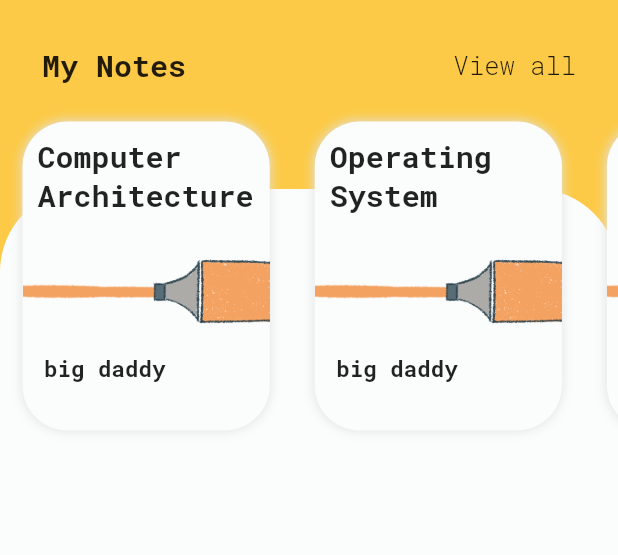
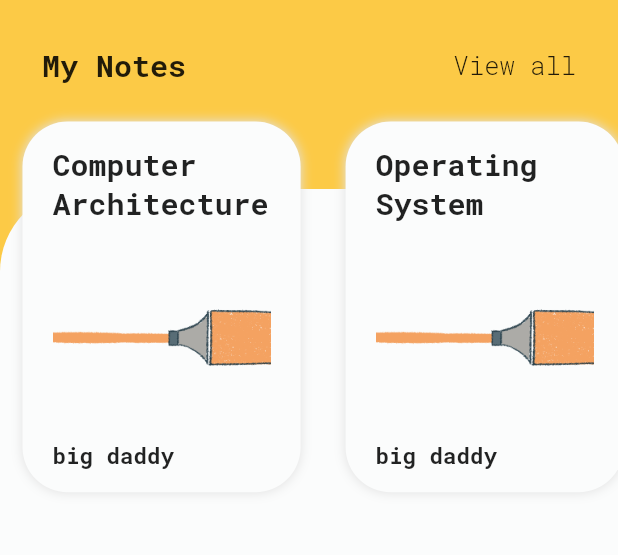
Before and after one commit to dscnsec/noted-App, a Flutter app: the HomePage screen opened directly, on a phone screen of 412 x 824 dp, the part 93-648 px from its top. Run offline on Flutter 3.47's test engine with Material 2 defaults, Android fonts, the phone set to English and light mode, and no system bars; our stand-ins replace slider_button.

Commit message:
UI Fixed

```diff
--- a/lib/home_page.dart
+++ b/lib/home_page.dart
@@ -129,14 +129,17 @@
             ),
           ],
         ),
-        height: MediaQuery.of(context).size.height * 0.25,
-        width: MediaQuery.of(context).size.width * 0.4,
-        child: Center(
+        height: MediaQuery.of(context).size.height * 0.3,
+        width: MediaQuery.of(context).size.width * 0.45,
+        child: Padding(
+          padding: EdgeInsets.symmetric(horizontal: 20.0, vertical: 15.0),
           child: Column(
-            // crossAxisAlignment: CrossAxisAlignment.start,
+            mainAxisAlignment: MainAxisAlignment.spaceBetween,
+            crossAxisAlignment: CrossAxisAlignment.start,
             children: <Widget>[
-              Padding(
-                padding: EdgeInsets.fromLTRB(10.0, 10.0, 0.0, 0.0),
+              Flexible(
+                child: Padding(
+                  padding: EdgeInsets.only(left: 0.0),
                   //padding: EdgeInsets.only(top: 10.0),
                   child: Text(
                     courseName,
@@ -146,10 +149,11 @@
                         fontWeight: FontWeight.bold),
                   ),
                 ),
+              ),
               Padding(
-                padding: EdgeInsets.only(top: 5.0),
+                padding: EdgeInsets.only(top: 0.0),
                 child: Container(
-                  height: MediaQuery.of(context).size.height * 0.10,
+                  height: MediaQuery.of(context).size.height * 0.12,
                   width: MediaQuery.of(context).size.width * 0.4,
                   decoration: BoxDecoration(
                     image: DecorationImage(
@@ -159,7 +163,7 @@
                 ),
               ),
               Padding(
-                padding: EdgeInsets.fromLTRB(10.0, 5.0, 65.0, 0.0),
+                padding: EdgeInsets.only(left: 0.0),
                 //padding: EdgeInsets.only(top: 0.0),
                 child: Text(
                   teacher,
```
Lines whose indentation alone changed are shown as unchanged.
